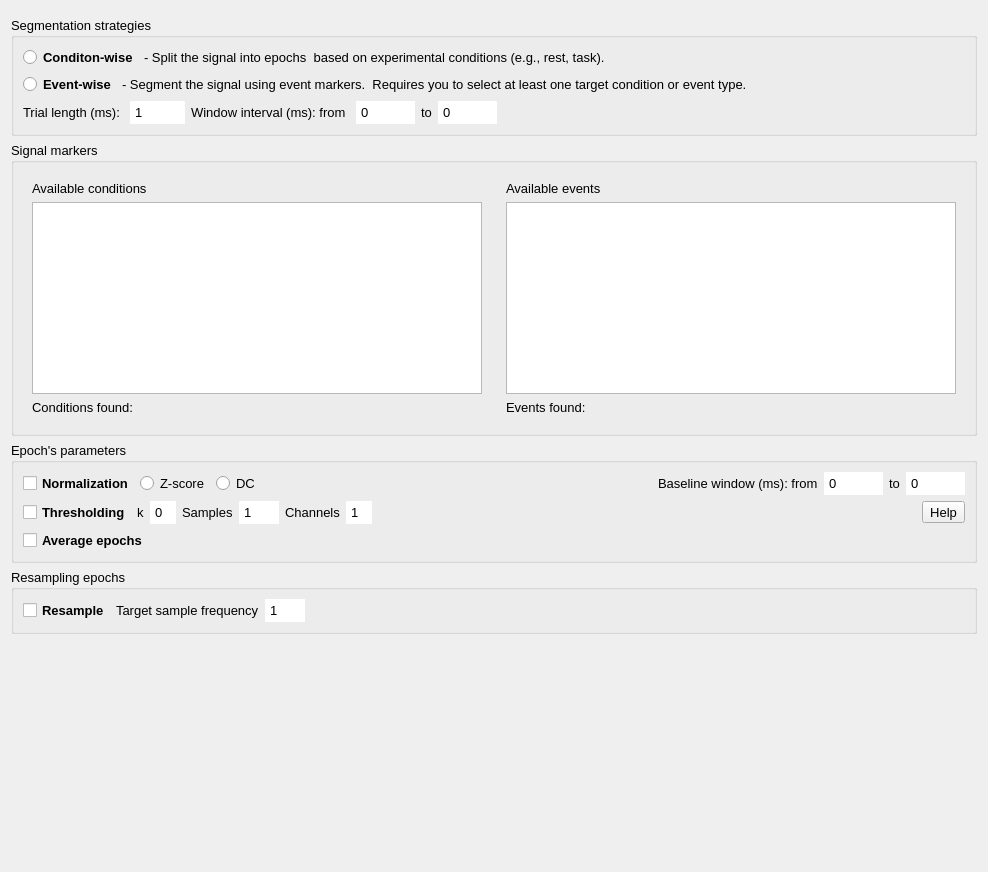
Above: Segmentation/segmentation_widget.ui from medusabci/medusa-analyzer before the change. Below: the same form after it.
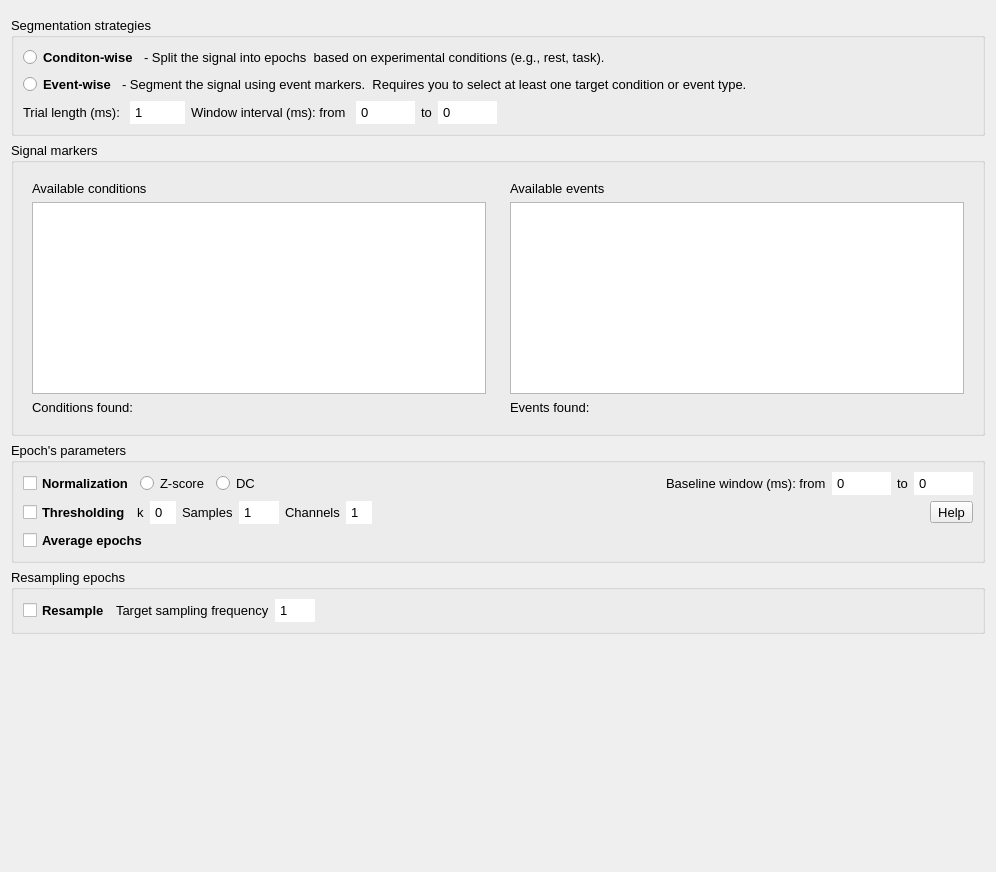
That is the form after the change.

What changed in the file:
```diff
--- a/Segmentation/segmentation_widget.ui
+++ b/Segmentation/segmentation_widget.ui
@@ -6,7 +6,7 @@
    <rect>
     <x>0</x>
     <y>0</y>
-    <width>988</width>
+    <width>996</width>
     <height>872</height>
    </rect>
   </property>
@@ -595,7 +595,7 @@
       <item>
        <widget class="QLabel" name="newfsLabel">
         <property name="text">
-         <string>Target sample frequency</string>
+         <string>Target sampling frequency</string>
         </property>
        </widget>
       </item>
```
